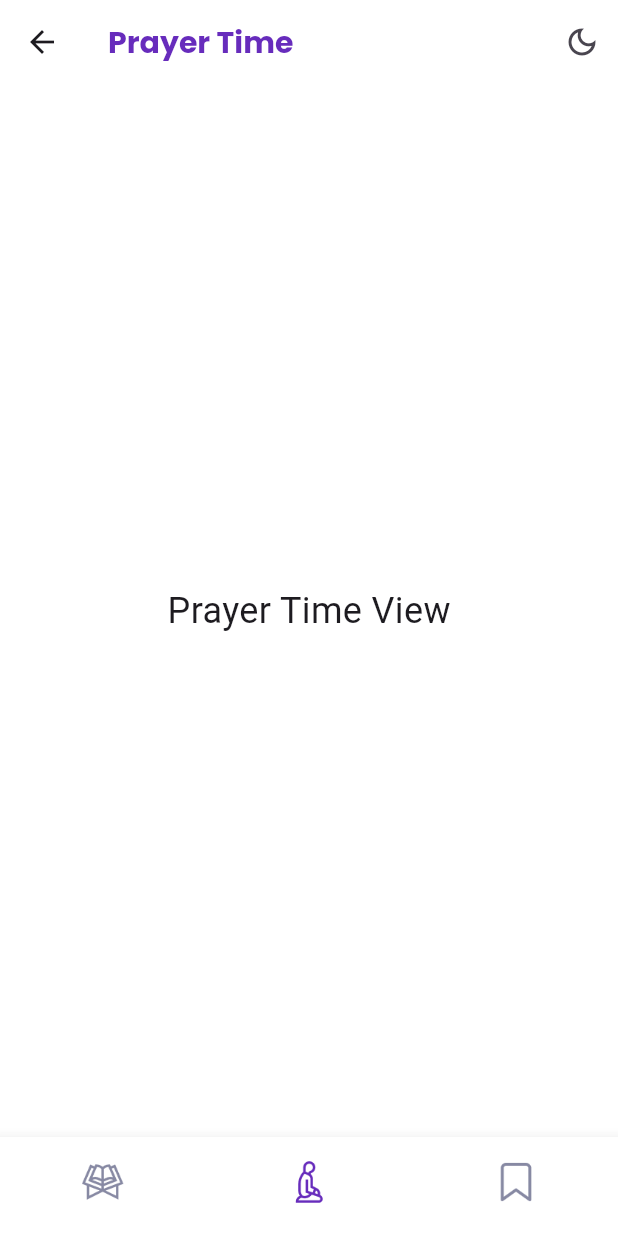
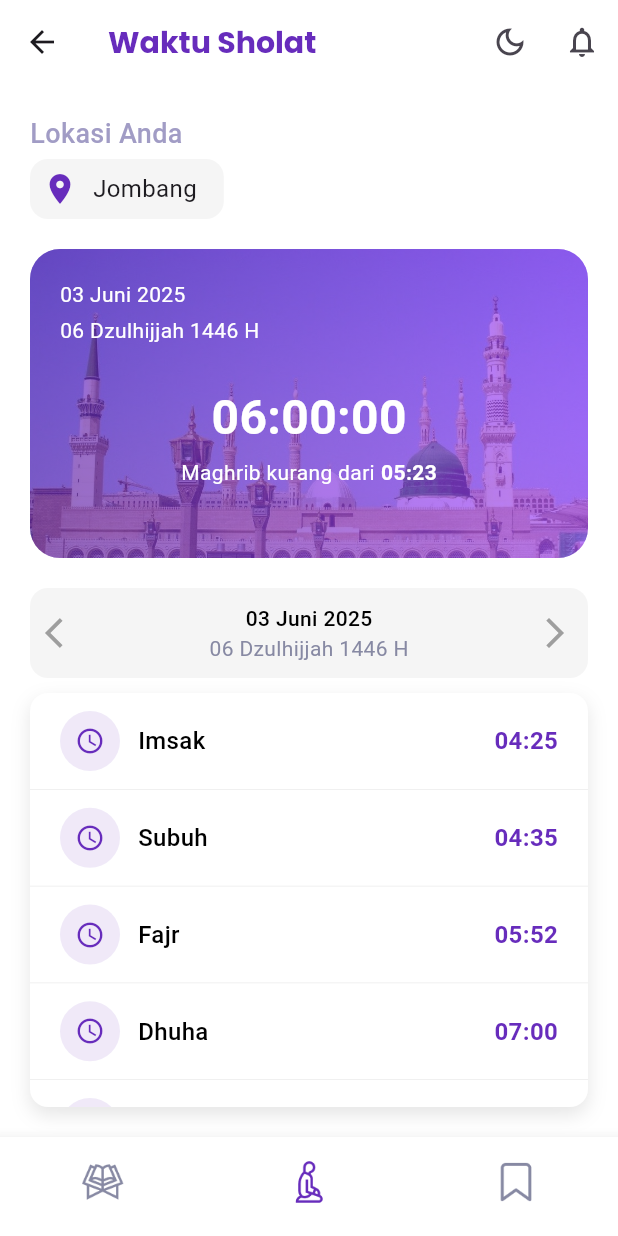
Before and after one commit to ochtavianedya/alquran_app, a Flutter app: the HomeView screen opened by its route, item 2 of the bottom bar chosen, on a phone screen of 412 x 824 dp. Run offline on Flutter 3.47's test engine with Material 3 defaults, Android fonts, the light colour scheme and no system bars; our stand-ins replace get, google_fonts, just_audio, lottie, scroll_to_index, shared_preferences and 1 more; accounts and stored records are empty; network calls fail.

Commit message:
feat: add PrayerTimeTabView widget for displaying prayer times and location

```diff
--- a/lib/app/modules/home/controllers/home_controller.dart
+++ b/lib/app/modules/home/controllers/home_controller.dart
@@ -28,7 +28,7 @@ class HomeController extends GetxController {
   // List of titles for each tab
   final List<String> tabTitles = [
     "Al-Qur'an", // Home tab
-    "Prayer Time", // Prayer Time tab
+    "Waktu Sholat", // Prayer Time tab
     "Bookmark", // Bookmark tab
   ];
 
--- a/lib/app/modules/home/views/home_view.dart
+++ b/lib/app/modules/home/views/home_view.dart
@@ -3,6 +3,7 @@ import 'package:get/get.dart';
 
 import 'package:alquran_app/app/modules/home/views/tabs/bookmark_tab_view.dart';
 import 'package:alquran_app/app/modules/home/views/tabs/home_tab_view.dart';
+import 'package:alquran_app/app/modules/home/views/tabs/prayer_time_tab_view.dart';
 import 'package:alquran_app/app/shared/controller/theme_controller.dart';
 import 'package:alquran_app/app/shared/widgets/custom_app_bar.dart';
 
@@ -14,17 +15,24 @@ class HomeView extends GetView<HomeController> {
   Widget build(BuildContext context) {
     return Obx(
       () => Scaffold(
-        appBar: CustomAppBar(title: controller.currentTitle),
+        appBar: CustomAppBar(
+          title: controller.currentTitle,
+          actions: [
+            if (controller.selectedNavIndex.value == 1)
+              IconButton(
+                icon: Icon(Icons.notifications_outlined),
+                onPressed: () {},
+              ),
+          ],
+        ),
         body: IndexedStack(
           index: controller.selectedNavIndex.value,
           children: [
             // Home Tab View
             HomeTabView(controller: controller),
 
-            // Prayer Time View
-            Center(
-              child: Text('Prayer Time View', style: TextStyle(fontSize: 24)),
-            ),
+            // Prayer Time View (Waktu Shalat)
+            PrayerTimeTabView(controller: controller),
 
             // Bookmark View
             BookmarkTabView(controller: controller),
--- /dev/null
+++ b/lib/app/modules/home/views/tabs/prayer_time_tab_view.dart
@@ -0,0 +1,275 @@
+import 'package:alquran_app/app/constants/color.dart';
+import 'package:alquran_app/app/modules/home/controllers/home_controller.dart';
+import 'package:alquran_app/app/shared/controller/theme_controller.dart';
+import 'package:flutter/material.dart';
+import 'package:get/get.dart';
+import 'package:intl/intl.dart';
+
+class PrayerTimeTabView extends StatelessWidget {
+  final HomeController controller;
+  const PrayerTimeTabView({super.key, required this.controller});
+
+  @override
+  Widget build(BuildContext context) {
+    // Prayer times data
+    final List<Map<String, String>> prayerTimes = [
+      {'name': 'Imsak', 'time': '04:25'},
+      {'name': 'Subuh', 'time': '04:35'},
+      {'name': 'Fajr', 'time': '05:52'},
+      {'name': 'Dhuha', 'time': '07:00'},
+      {'name': 'Dzuhur', 'time': '11:47'},
+      {'name': 'Ashar', 'time': '15:03'},
+      {'name': 'Maghrib', 'time': '17:42'},
+      {'name': 'Isya', 'time': '18:54'},
+    ];
+
+    DateTime now = DateTime.now();
+    String formatedDate = DateFormat('dd MMMM yyyy', 'id_ID').format(now);
+
+    return Padding(
+      padding: const EdgeInsets.all(20),
+      child: Column(
+        crossAxisAlignment: CrossAxisAlignment.start,
+        children: [
+          // Location Section
+          Text(
+            'Lokasi Anda',
+            style: TextStyle(
+              fontSize: 18,
+              fontWeight: FontWeight.w500,
+              color: secondaryColorDark,
+            ),
+          ),
+          const SizedBox(height: 4),
+          IntrinsicWidth(
+            child: Container(
+              padding: const EdgeInsets.only(right: 10.0),
+              decoration: BoxDecoration(
+                color:
+                    ThemeController.to.isDarkMode
+                        ? Color(0xff121931)
+                        : Colors.grey[100],
+                borderRadius: BorderRadius.all(Radius.circular(12)),
+              ),
+              child: Padding(
+                padding: EdgeInsets.all(8),
+                child: Row(
+                  children: [
+                    Icon(Icons.location_on, size: 24),
+                    const SizedBox(width: 10),
+                    Text("Jombang", style: TextStyle(fontSize: 16)),
+                  ],
+                ),
+              ),
+            ),
+          ),
+
+          // Prayer Time Card
+          Container(
+            margin: EdgeInsets.symmetric(vertical: 20),
+            height: Get.height * 0.25,
+            width: Get.width,
+            decoration: BoxDecoration(
+              gradient: LinearGradient(
+                colors: [primaryColorLight, primaryColorDark],
+              ),
+              borderRadius: BorderRadius.all(Radius.circular(20)),
+              image: DecorationImage(
+                image: AssetImage('assets/images/masjid_al_nabawi.jpg'),
+                fit: BoxFit.cover,
+                opacity: 0.3,
+              ),
+            ),
+            child: Padding(
+              padding: const EdgeInsets.all(20),
+              child: Column(
+                crossAxisAlignment: CrossAxisAlignment.start,
+                children: [
+                  Column(
+                    crossAxisAlignment: CrossAxisAlignment.start,
+                    children: [
+                      Text(formatedDate, style: TextStyle(color: Colors.white)),
+                      const SizedBox(height: 4),
+                      Text(
+                        "06 Dzulhijjah 1446 H",
+                        style: TextStyle(color: Colors.white),
+                      ),
+                    ],
+                  ),
+                  const SizedBox(height: 25),
+                  Center(
+                    child: Column(
+                      children: [
+                        Text(
+                          "06:00:00",
+                          style: TextStyle(
+                            fontSize: 32,
+                            fontWeight: FontWeight.w600,
+                            color: Colors.white,
+                          ),
+                        ),
+                      ],
+                    ),
+                  ),
+                  const SizedBox(height: 4),
+                  Row(
+                    mainAxisAlignment: MainAxisAlignment.center,
+                    children: [
+                      Text(
+                        "Maghrib kurang dari",
+                        style: TextStyle(color: Colors.white),
+                      ),
+                      const SizedBox(width: 4),
+                      Text(
+                        "05:23",
+                        style: TextStyle(
+                          color: Colors.white,
+                          fontWeight: FontWeight.w600,
+                        ),
+                      ),
+                    ],
+                  ),
+                ],
+              ),
+            ),
+          ),
+
+          // Date Navigation
+          Container(
+            margin: EdgeInsets.only(bottom: 10),
+            height: 60,
+            width: Get.width,
+            decoration: BoxDecoration(
+              color:
+                  ThemeController.to.isDarkMode
+                      ? Color(0xff121931)
+                      : Colors.grey[100],
+              borderRadius: BorderRadius.all(Radius.circular(12)),
+            ),
+            child: Padding(
+              padding: const EdgeInsets.all(10),
+              child: Row(
+                mainAxisAlignment: MainAxisAlignment.spaceBetween,
+                children: [
+                  Icon(Icons.arrow_back_ios, size: 24, color: Colors.grey),
+                  Column(
+                    children: [
+                      Text(
+                        formatedDate,
+                        style: TextStyle(
+                          fontSize: 14,
+                          fontWeight: FontWeight.w500,
+                          color:
+                              ThemeController.to.isDarkMode
+                                  ? Colors.white
+                                  : Colors.black,
+                        ),
+                      ),
+                      Text(
+                        "06 Dzulhijjah 1446 H",
+                        style: TextStyle(
+                          fontSize: 14,
+                          color: secondaryColorLight,
+                        ),
+                      ),
+                    ],
+                  ),
+                  Icon(Icons.arrow_forward_ios, size: 24, color: Colors.grey),
+                ],
+              ),
+            ),
+          ),
+
+          // Prayer Times List
+          Expanded(
+            child: Container(
+              width: Get.width,
+              decoration: BoxDecoration(
+                color:
+                    ThemeController.to.isDarkMode
+                        ? Color(0xff121931)
+                        : Colors.white,
+                borderRadius: BorderRadius.all(Radius.circular(12)),
+                boxShadow: [
+                  BoxShadow(
+                    color: Colors.black.withOpacity(0.1),
+                    blurRadius: 10,
+                    offset: Offset(0, 5),
+                  ),
+                ],
+              ),
+              child: Column(
+                children: [
+                  Expanded(
+                    child: ListView.builder(
+                      itemCount: prayerTimes.length,
+                      itemBuilder: (context, index) {
+                        final prayer = prayerTimes[index];
+                        return Container(
+                          padding: const EdgeInsets.symmetric(
+                            horizontal: 20,
+                            vertical: 12,
+                          ),
+                          decoration: BoxDecoration(
+                            border: Border(
+                              bottom: BorderSide(
+                                color: Colors.grey.withOpacity(0.2),
+                                width: 0.5,
+                              ),
+                            ),
+                          ),
+                          child: Row(
+                            mainAxisAlignment: MainAxisAlignment.spaceBetween,
+                            children: [
+                              Row(
+                                children: [
+                                  Container(
+                                    width: 40,
+                                    height: 40,
+                                    decoration: BoxDecoration(
+                                      color: primaryColorLight.withOpacity(0.1),
+                                      borderRadius: BorderRadius.circular(20),
+                                    ),
+                                    child: Icon(
+                                      Icons.access_time,
+                                      color: primaryColorLight,
+                                      size: 20,
+                                    ),
+                                  ),
+                                  const SizedBox(width: 12),
+                                  Text(
+                                    prayer['name']!,
+                                    style: TextStyle(
+                                      fontSize: 16,
+                                      fontWeight: FontWeight.w500,
+                                      color:
+                                          ThemeController.to.isDarkMode
+                                              ? Colors.white
+                                              : Colors.black,
+                                    ),
+                                  ),
+                                ],
+                              ),
+                              Text(
+                                prayer['time']!,
+                                style: TextStyle(
+                                  fontSize: 16,
+                                  fontWeight: FontWeight.w600,
+                                  color: primaryColorLight,
+                                ),
+                              ),
+                            ],
+                          ),
+                        );
+                      },
+                    ),
+                  ),
+                ],
+              ),
+            ),
+          ),
+        ],
+      ),
+    );
+  }
+}
--- a/lib/main.dart
+++ b/lib/main.dart
@@ -2,13 +2,14 @@ import 'package:alquran_app/app/constants/theme.dart';
 import 'package:alquran_app/app/shared/controller/theme_controller.dart';
 import 'package:flutter/material.dart';
 import 'package:get/get.dart';
+import 'package:intl/date_symbol_data_local.dart';
 
 import 'app/routes/app_pages.dart';
 
-void main() async {
+Future<void> main() async {
   WidgetsFlutterBinding.ensureInitialized();
   await initServices();
-  runApp(const MyApp());
+  await initializeDateFormatting('id_ID', '').then((_) => runApp(MyApp()));
 }
 
 Future<void> initServices() async {
--- a/pubspec.yaml
+++ b/pubspec.yaml
@@ -34,6 +34,7 @@ dependencies:
   get: ^4.7.2
   google_fonts: ^6.2.1
   http: ^1.3.0
+  intl: ^0.20.2
   just_audio: ^0.9.46
   lottie: ^3.3.1
   path: ^1.9.1
```
Also changed, not shown: assets/images/masjid_al_nabawi.jpg (added), pubspec.lock.
